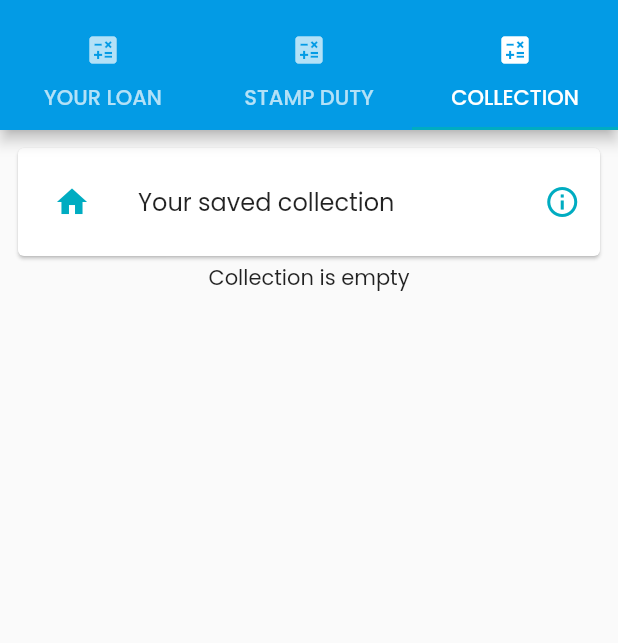
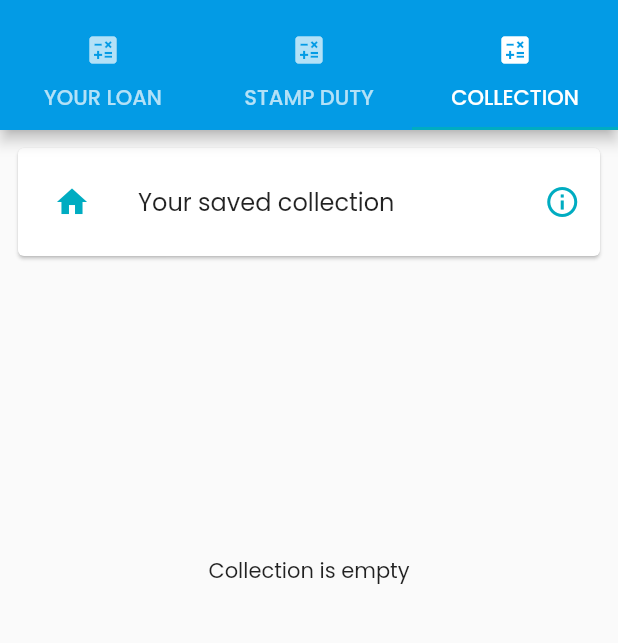
Before and after one commit to pierakim/MyHomeLoan, a Flutter app: the screen it shows after launch, tab 3 chosen, on a phone screen of 412 x 824 dp, the part 65-708 px from its top. Run offline on Flutter 3.47's test engine with Material 2 defaults, Android fonts, the phone set to English and light mode, and no system bars; our stand-ins replace sqflite; accounts and stored records are empty.

Commit message:
centering loading circle + messages if no user record

```diff
--- a/lib/Widgets/MyCollection/MyCollectionComponent.dart
+++ b/lib/Widgets/MyCollection/MyCollectionComponent.dart
@@ -102,12 +102,26 @@ class _MyCollectionComponentState extends State<MyCollectionComponent> {
                 builder: (BuildContext context,
                     AsyncSnapshot<List<PaymentCalculatorResult>> snapshot) {
                   if (snapshot.connectionState == ConnectionState.waiting) {
-                    return Center(child: CircularProgressIndicator());
+                    return SizedBox(
+                        height: MediaQuery.of(context)
+                            .size
+                            .width, // constrain height
+                        child: Center(child: CircularProgressIndicator()));
                   } else {
                     if (snapshot.hasError)
-                      return Center(child: Text('Error: ${snapshot.error}'));
+                      return SizedBox(
+                          height: MediaQuery.of(context)
+                              .size
+                              .width, // constrain height
+                          child: Center(
+                              child: Text(
+                                  'Ouups, something happened..please restart the app')));
                     else if (snapshot.data.length == 0)
-                      return Center(child: Text('Collection is empty'));
+                      return SizedBox(
+                          height: MediaQuery.of(context)
+                              .size
+                              .width, // constrain height
+                          child: Center(child: Text('Collection is empty')));
                     else
                       return Card(child: tableBody(context, snapshot.data));
                   }
```
